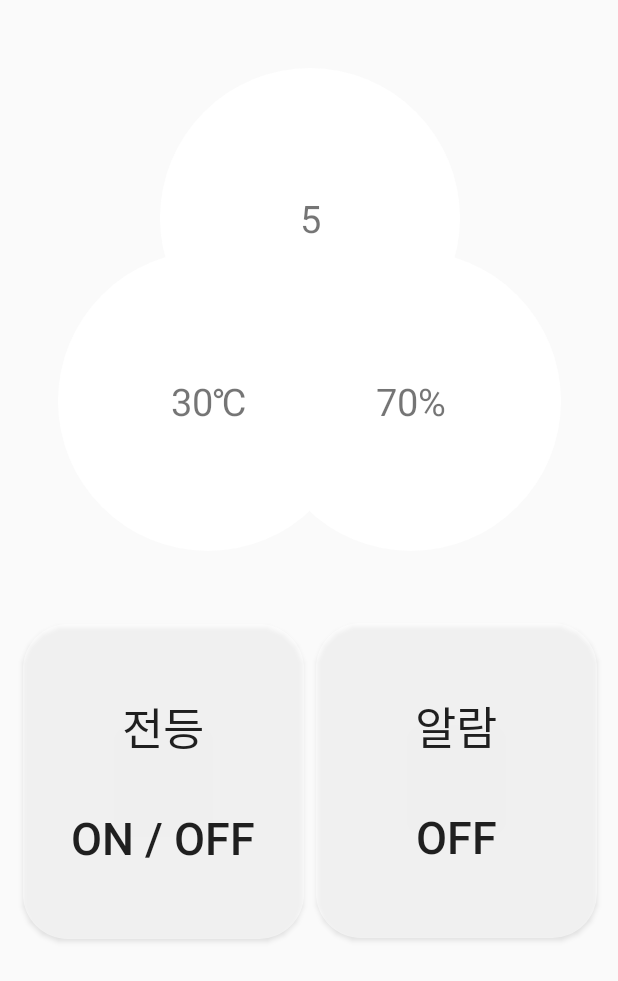
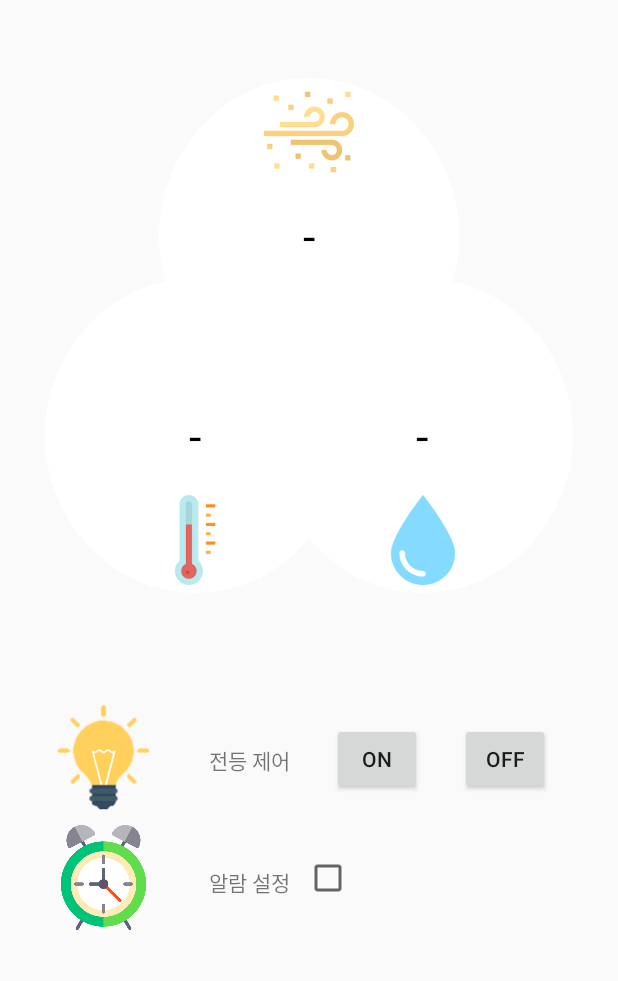
Before and after one commit to psy1064/DJU_OSP, an Android app: the layout fragment_home.xml on its own in the app's theme, with its tools: preview values and no code run, on a phone screen of 412 x 824 dp. Shown: the top 981 px of the screen. Run offline under Robolectric (Android 15) with nearby library versions, the light colour scheme and no system bars.

Commit message:
tcp 양방향 통신 구현 완료

```diff
--- a/Android/app/src/main/java/my/homekeeper/Home.java
+++ b/Android/app/src/main/java/my/homekeeper/Home.java
@@ -3,6 +3,7 @@ package my.homekeeper;
 
 import android.app.AlertDialog;
 import android.content.DialogInterface;
+import android.graphics.Color;
 import android.os.Bundle;
 import android.support.annotation.Nullable;
 import android.support.design.widget.BottomNavigationView;
@@ -12,6 +13,8 @@ import android.view.LayoutInflater;
 import android.view.View;
 import android.view.ViewGroup;
 import android.widget.Button;
+import android.widget.CheckBox;
+import android.widget.CompoundButton;
 import android.widget.TextView;
 import android.widget.Toast;
 
@@ -21,40 +24,71 @@ import java.io.IOException;
 
 public class Home extends Fragment {
     final String TAG = "TAG+HomeFragment";
-    Button lampButton;
-    TextView tempText, humText, dustText;
+    Button alarmButton, turnOnButton, turnOffButton;
+    TextView tempText, humText, dustText, lightBulbText, alarmText;
+    CheckBox checkBox;
+
     @Override
     public View onCreateView(LayoutInflater inflater, ViewGroup container, Bundle savedInstanceState) {
         View view = inflater.inflate(R.layout.fragment_home, container, false);
         Log.d(TAG, "Create Home Fragment onCreateView");
 
-        lampButton = (Button) view.findViewById(R.id.lampButton);
+        lightBulbText = (TextView) view.findViewById(R.id.lightBulbText);
+        alarmText = (TextView) view.findViewById(R.id.alarmText);
         tempText = (TextView) view.findViewById(R.id.tempText);
         humText = (TextView) view.findViewById(R.id.humText);
         dustText = (TextView) view.findViewById(R.id.dustText);
 
-        tempText.setText(((MainActivity)MainActivity.context).sensorData[0] + "℃");
-        humText.setText(((MainActivity)MainActivity.context).sensorData[1] + "%");
-        dustText.setText(((MainActivity)MainActivity.context).sensorData[2] + "㎍/㎥");
+        alarmButton = (Button) view.findViewById(R.id.setAlarmTimeButton);
+        turnOnButton = (Button) view.findViewById(R.id.turnOnButton);
+        turnOffButton = (Button) view.findViewById(R.id.turnOffButton);
 
-        lampButton.setOnClickListener(new View.OnClickListener() {
+        checkBox = (CheckBox) view.findViewById(R.id.checkBox);
+
+        tempText.setText(((MainActivity)MainActivity.context).sensorData[0] + " ℃");
+        humText.setText(((MainActivity)MainActivity.context).sensorData[1] + " %");
+        int dust = Integer.parseInt(((MainActivity)MainActivity.context).sensorData[2]);
+        if(dust >= 0 && dust<=30) dustText.setTextColor(Color.BLUE);
+        else if(dust >= 31 && dust<=80) dustText.setTextColor(Color.GREEN);
+        else if(dust >= 81 && dust<=150) dustText.setTextColor(Color.parseColor("#EFC81E"));
+        else if(dust >= 151) dustText.setTextColor(Color.RED);
+
+        turnOnButton.setOnClickListener(new View.OnClickListener() {
             @Override
             public void onClick(View v) {
                 AlertDialog.Builder builder = new AlertDialog.Builder(getContext());
-                builder.setTitle("전등 ON / OFF");
-                builder.setMessage("전등을 키시겠습니까? 끄시겠습니까?");
-                builder.setPositiveButton("On", new DialogInterface.OnClickListener() {
+                builder.setTitle("전등 ON");
+                builder.setMessage("전등을 키시겠습니까?");
+                builder.setPositiveButton("YES", new DialogInterface.OnClickListener() {
                     @Override
                     public void onClick(DialogInterface dialog, int which) {
-                        try {
-                            ((MainActivity)MainActivity.context).turnOn();
-                        } catch (IOException e) {
-                            e.printStackTrace();
-                        }
-
+                        new Thread() {
+                            public void run() {
+                                try {
+                                    ((MainActivity)MainActivity.context).turnOn();
+                                } catch (IOException e) {
+                                    e.printStackTrace();
+                                }
+                            }
+                        }.start();
                     }
                 });
-                builder.setNegativeButton("Off", new DialogInterface.OnClickListener() {
+                builder.setNegativeButton("NO", new DialogInterface.OnClickListener() {
+                    @Override
+                    public void onClick(DialogInterface dialog, int which) {
+                    }
+                });
+                AlertDialog alertDialog = builder.create();
+                alertDialog.show();
+            }
+        });
+        turnOffButton.setOnClickListener(new View.OnClickListener() {
+            @Override
+            public void onClick(View v) {
+                AlertDialog.Builder builder = new AlertDialog.Builder(getContext());
+                builder.setTitle("전등 ON");
+                builder.setMessage("전등을 끄시겠습니까?");
+                builder.setPositiveButton("YES", new DialogInterface.OnClickListener() {
                     @Override
                     public void onClick(DialogInterface dialog, int which) {
                         try {
@@ -62,13 +96,29 @@ public class Home extends Fragment {
                         } catch (IOException e) {
                             e.printStackTrace();
                         }
+
+                    }
+                });
+                builder.setNegativeButton("NO", new DialogInterface.OnClickListener() {
+                    @Override
+                    public void onClick(DialogInterface dialog, int which) {
                     }
                 });
                 AlertDialog alertDialog = builder.create();
                 alertDialog.show();
             }
         });
-
+        checkBox.setOnCheckedChangeListener(new CompoundButton.OnCheckedChangeListener() {
+            @Override
+            public void onCheckedChanged(CompoundButton buttonView, boolean isChecked) {
+                if(checkBox.isChecked()) {
+                    alarmButton.setVisibility(View.VISIBLE);
+                }
+                else {
+                    alarmButton.setVisibility(View.INVISIBLE);
+                }
+            }
+        });
         return view;
     }
 }
--- a/Android/app/src/main/java/my/homekeeper/MainActivity.java
+++ b/Android/app/src/main/java/my/homekeeper/MainActivity.java
@@ -1,6 +1,7 @@
 package my.homekeeper;
 
 import android.content.Context;
+import android.graphics.Color;
 import android.support.annotation.NonNull;
 import android.support.design.widget.BottomNavigationView;
 import android.support.v4.app.FragmentManager;
@@ -10,15 +11,12 @@ import android.os.Bundle;
 import android.util.Log;
 import android.view.MenuItem;
 import android.widget.Toast;
-import java.io.DataInputStream;
-import java.io.DataOutputStream;
 import java.io.IOException;
 import java.io.InputStream;
-import java.io.ObjectInputStream;
-import java.io.ObjectOutputStream;
 import java.io.OutputStream;
+import java.io.PrintWriter;
+import java.io.StringWriter;
 import java.net.Socket;
-
 
 public class MainActivity extends AppCompatActivity {
     BottomNavigationView bottomNavigationView;
@@ -34,8 +32,9 @@ public class MainActivity extends AppCompatActivity {
     private Socket socket;
     private String ip = "121.153.150.157";
     private int port = 9999;
-    String sensorData[] = {"0","0","0"};
+    String sensorData[] = {"0","0","0","0"};
     public static Context context;
+
     @Override
     protected void onCreate(Bundle savedInstanceState) {
         super.onCreate(savedInstanceState);
@@ -54,28 +53,40 @@ public class MainActivity extends AppCompatActivity {
         new Thread(new Runnable() {
             @Override
             public void run() {
-                byte[] buffer = new byte[1024];
-                int bytes;
-                try {
+                try{
                     socket = new Socket(ip,port);
                     dataInputStream = socket.getInputStream();
                     dataOutputStream = socket.getOutputStream();
                 } catch (IOException e) {
                     e.printStackTrace();
                 }
+                byte[] buffer = new byte[1024];
+                int bytes;
                 Log.d(TAG, "수신 시작");
                 while(true) {
                     try {
+                        Log.d(TAG, "수신 시작");
                         bytes = dataInputStream.read(buffer);
                         Log.d(TAG, "byte = " + bytes);
                         String tmp = new String(buffer, 0, bytes);
                         Log.d(TAG,tmp);
                         sensorData = tmp.split(",");
-                        homeFragment.tempText.setText(sensorData[0] + "℃");
-                        homeFragment.humText.setText(sensorData[1] + "%");
-                        homeFragment.dustText.setText(sensorData[2] + "㎍/㎥");
+
+                        homeFragment.tempText.setText(sensorData[0] + " ℃");
+                        homeFragment.humText.setText(sensorData[1] + " %");
+                        homeFragment.dustText.setText(sensorData[2] + " μg/m³");
+                        int dust = Integer.parseInt(sensorData[2]);
+                        if(dust >= 0 && dust<=30) homeFragment.dustText.setTextColor(Color.BLUE);
+                        else if(dust >= 31 && dust<=80) homeFragment.dustText.setTextColor(Color.GREEN);
+                        else if(dust >= 81 && dust<=150) homeFragment.dustText.setTextColor(Color.parseColor("#EFC81E"));
+                        else if(dust >= 151) homeFragment.dustText.setTextColor(Color.RED);
+                        if(sensorData[3] == "1") {
+
+                        }
                     } catch (IOException e) {
-                        e.printStackTrace();
+                        StringWriter stringWriter = new StringWriter();
+                        e.printStackTrace(new PrintWriter(stringWriter));
+                        Log.d(TAG,stringWriter.toString());
                     }
                 }
             }
@@ -104,24 +115,16 @@ public class MainActivity extends AppCompatActivity {
     protected void onRestart() {
         bottomNavigationView.setSelectedItemId(R.id.navigation_home);
         super.onRestart();
-
         Log.d(TAG, "onRestart");
     } // 어플 다시 로딩 시 처음 fragment로 전환
 
+
     public void turnOn() throws IOException {
-        Toast.makeText(getApplicationContext(), "lampOn", Toast.LENGTH_LONG).show();
-        try {
-            //dataOutputStream.writeObject("ON");
-        } catch (Exception e) {
-            e.printStackTrace();
-        }
+        byte[] inst = "On".getBytes();
+        dataOutputStream.write(inst);
     }
     public void turnOff() throws IOException {
-        Toast.makeText(getApplicationContext(), "lampOff", Toast.LENGTH_LONG).show();
-        try {
-            // dataOutputStream.writeUTF("Off");
-        } catch (Exception e) {
-            e.printStackTrace();
-        }
+        byte[] inst = "Off".getBytes();
+        dataOutputStream.write(inst);
     }
 }
--- a/Android/app/src/main/res/layout/fragment_home.xml
+++ b/Android/app/src/main/res/layout/fragment_home.xml
@@ -3,6 +3,7 @@
     xmlns:tools="http://schemas.android.com/tools"
     android:layout_width="match_parent"
     android:layout_height="match_parent"
+    xmlns:app="http://schemas.android.com/apk/res-auto"
     tools:context=".Home">
 
     <RelativeLayout
@@ -11,86 +12,200 @@
 
         <TextView
             android:id="@+id/dustText"
-            android:layout_width="200dp"
-            android:layout_height="200dp"
-            android:layout_alignParentLeft="true"
-            android:layout_alignParentTop="true"
-            android:layout_alignParentEnd="true"
-            android:layout_alignParentRight="true"
-            android:layout_marginLeft="106dp"
-            android:layout_marginTop="45dp"
-            android:layout_marginEnd="105dp"
-            android:layout_marginRight="105dp"
-            android:background="@drawable/oval"
-            android:gravity="center"
-            android:text="5"
-            android:textSize="25sp" />
-
-        <TextView
-            android:id="@+id/humText"
-            android:layout_width="200dp"
-            android:layout_height="200dp"
-            android:layout_alignParentLeft="true"
-            android:layout_alignParentTop="true"
-            android:layout_alignParentEnd="true"
-            android:layout_alignParentRight="true"
-            android:layout_marginLeft="173dp"
-            android:layout_marginTop="167dp"
-            android:layout_marginEnd="38dp"
-            android:layout_marginRight="38dp"
-            android:background="@drawable/oval"
-            android:gravity="center"
-            android:text="70%"
-            android:textSize="25sp" />
-
-        <TextView
-            android:id="@+id/tempText"
-            android:layout_width="200dp"
-            android:layout_height="200dp"
-            android:layout_alignParentLeft="true"
-            android:layout_alignParentTop="true"
-            android:layout_alignParentEnd="true"
-            android:layout_alignParentRight="true"
-            android:layout_marginLeft="38dp"
-            android:layout_marginTop="167dp"
-            android:layout_marginEnd="173dp"
-            android:layout_marginRight="173dp"
-            android:background="@drawable/oval"
-            android:gravity="center"
-            android:text="30℃"
-            android:textSize="25sp" />
-
-        <Button
-            android:id="@+id/lampButton"
-            android:text="전등\n\non / off"
-            android:textSize="30sp"
-            android:layout_width="187dp"
+            android:layout_width="210dp"
             android:layout_height="210dp"
             android:layout_alignParentStart="true"
             android:layout_alignParentLeft="true"
             android:layout_alignParentTop="true"
             android:layout_alignParentEnd="true"
             android:layout_alignParentRight="true"
-            android:layout_marginStart="15dp"
-            android:layout_marginLeft="15dp"
-            android:layout_marginTop="416dp"
-            android:layout_marginEnd="209dp"
-            android:layout_marginRight="209dp"
-            android:background="@drawable/rect" />
+            android:layout_marginStart="106dp"
+            android:layout_marginLeft="106dp"
+            android:layout_marginTop="52dp"
+            android:layout_marginEnd="106dp"
+            android:layout_marginRight="106dp"
+            android:background="@drawable/oval"
+            android:gravity="center"
+            android:text="-"
+            android:textColor="@android:color/black"
+            android:textSize="30sp" />
 
-        <Button
-            android:id="@+id/alarmButton"
-            android:text="알람\n\noff"
-            android:textSize="30sp"
-            android:layout_width="187dp"
+        <TextView
+            android:id="@+id/tempText"
+            android:layout_width="210dp"
             android:layout_height="210dp"
+            android:layout_alignParentStart="true"
+            android:layout_alignParentLeft="true"
             android:layout_alignParentTop="true"
             android:layout_alignParentEnd="true"
             android:layout_alignParentRight="true"
-            android:layout_marginTop="415dp"
-            android:layout_marginEnd="14dp"
-            android:layout_marginRight="14dp"
-            android:background="@drawable/rect" />
+            android:layout_marginStart="30dp"
+            android:layout_marginLeft="30dp"
+            android:layout_marginTop="185dp"
+            android:layout_marginEnd="181dp"
+            android:layout_marginRight="181dp"
+            android:background="@drawable/oval"
+            android:gravity="center"
+            android:textColor="@android:color/black"
+            android:text="-"
+            android:textSize="30sp" />
+
+
+        <TextView
+            android:id="@+id/humText"
+            android:layout_width="210dp"
+            android:layout_height="210dp"
+            android:layout_alignParentStart="true"
+            android:layout_alignParentLeft="true"
+            android:layout_alignParentTop="true"
+            android:layout_alignParentRight="true"
+            android:layout_marginStart="181dp"
+            android:layout_marginLeft="181dp"
+            android:layout_marginTop="185dp"
+            android:layout_marginEnd="30dp"
+            android:layout_marginRight="30dp"
+            android:background="@drawable/oval"
+            android:textColor="@android:color/black"
+            android:gravity="center"
+            android:text="-"
+            android:textSize="30sp" />
+
+        <ImageView
+            android:id="@+id/dustLogo"
+            android:layout_width="60dp"
+            android:layout_height="60dp"
+            android:layout_alignTop="@+id/dustText"
+            android:layout_alignParentStart="true"
+            android:layout_alignParentLeft="true"
+            android:layout_alignParentEnd="true"
+            android:layout_alignParentRight="true"
+            android:layout_marginStart="175dp"
+            android:layout_marginLeft="175dp"
+            android:layout_marginTop="6dp"
+            android:layout_marginEnd="175dp"
+            android:layout_marginRight="175dp"
+            app:srcCompat="@drawable/dust" />
+
+        <ImageView
+            android:id="@+id/humLogo"
+            android:layout_width="60dp"
+            android:layout_height="60dp"
+            android:layout_alignBottom="@+id/humText"
+            android:layout_alignParentRight="true"
+            android:layout_marginRight="100dp"
+            android:layout_marginEnd="100dp"
+            android:layout_marginBottom="5dp"
+            app:srcCompat="@drawable/hum" />
+
+        <ImageView
+            android:id="@+id/tempLogo"
+            android:layout_width="60dp"
+            android:layout_height="60dp"
+            android:layout_alignBottom="@+id/tempText"
+            android:layout_alignParentStart="true"
+            android:layout_alignParentLeft="true"
+            android:layout_marginStart="100dp"
+            android:layout_marginLeft="100dp"
+            android:layout_marginBottom="5dp"
+            app:srcCompat="@drawable/temperature" />
+
+        <ImageView
+            android:id="@+id/lightBulbLogo"
+            android:layout_width="70dp"
+            android:layout_height="70dp"
+            android:layout_alignTop="@+id/background"
+            android:layout_alignParentStart="true"
+            android:layout_alignParentLeft="true"
+            android:layout_marginStart="34dp"
+            android:layout_marginLeft="34dp"
+            android:layout_marginTop="470dp"
+            app:srcCompat="@drawable/lightbulb" />
+
+        <TextView
+            android:id="@+id/lightBulbText"
+            android:layout_width="wrap_content"
+            android:layout_height="wrap_content"
+            android:layout_alignTop="@+id/background"
+            android:layout_marginStart="35dp"
+            android:layout_marginLeft="35dp"
+            android:layout_marginTop="496dp"
+            android:layout_toEndOf="@+id/lightBulbLogo"
+            android:layout_toRightOf="@+id/lightBulbLogo"
+            android:text="전등 제어" />
+
+        <Button
+            android:id="@+id/turnOnButton"
+            android:layout_width="60dp"
+            android:layout_height="wrap_content"
+            android:layout_alignTop="@+id/background"
+            android:layout_marginStart="28dp"
+            android:layout_marginLeft="28dp"
+            android:layout_marginTop="482dp"
+            android:layout_toEndOf="@+id/lightBulbText"
+            android:layout_toRightOf="@+id/lightBulbText"
+            android:text="ON"
+            android:textAppearance="@style/TextAppearance.AppCompat.Body2" />
+
+        <Button
+            android:id="@+id/turnOffButton"
+            android:layout_width="60dp"
+            android:layout_height="wrap_content"
+            android:layout_alignTop="@+id/background"
+            android:layout_marginStart="25dp"
+            android:layout_marginLeft="25dp"
+            android:layout_marginTop="482dp"
+            android:layout_toEndOf="@+id/turnOnButton"
+            android:layout_toRightOf="@+id/turnOnButton"
+            android:text="OFF"
+            android:textAppearance="@style/TextAppearance.AppCompat.Body2" />
+
+        <ImageView
+            android:id="@+id/alarmLogo"
+            android:layout_width="70dp"
+            android:layout_height="70dp"
+            android:layout_alignTop="@+id/background"
+            android:layout_alignParentStart="true"
+            android:layout_alignParentLeft="true"
+            android:layout_marginStart="34dp"
+            android:layout_marginLeft="34dp"
+            android:layout_marginTop="550dp"
+            app:srcCompat="@drawable/alarm" />
+
+        <TextView
+            android:id="@+id/alarmText"
+            android:layout_width="wrap_content"
+            android:layout_height="wrap_content"
+            android:layout_alignTop="@+id/background"
+            android:layout_marginStart="35dp"
+            android:layout_marginLeft="35dp"
+            android:layout_marginTop="577dp"
+            android:layout_toEndOf="@+id/alarmLogo"
+            android:layout_toRightOf="@+id/alarmLogo"
+            android:text="알람 설정" />
+
+        <CheckBox
+            android:id="@+id/checkBox"
+            android:layout_width="wrap_content"
+            android:layout_height="wrap_content"
+            android:layout_alignTop="@+id/background"
+            android:layout_marginStart="9dp"
+            android:layout_marginLeft="9dp"
+            android:layout_marginTop="569dp"
+            android:layout_toEndOf="@+id/alarmText"
+            android:layout_toRightOf="@+id/alarmText" />
+
+        <Button
+            android:id="@+id/setAlarmTimeButton"
+            android:layout_width="wrap_content"
+            android:layout_height="wrap_content"
+            android:layout_alignTop="@+id/background"
+            android:layout_marginStart="57dp"
+            android:layout_marginLeft="57dp"
+            android:layout_marginTop="564dp"
+            android:layout_toEndOf="@+id/lightBulbText"
+            android:layout_toRightOf="@+id/lightBulbText"
+            android:text="알람 시간 설정"
+            android:visibility="invisible" />
     </RelativeLayout>
 
 
```
Also changed, not shown: Android/app/src/main/res/drawable/alarm.png (added), Android/app/src/main/res/drawable/dust.png (added), Android/app/src/main/res/drawable/hum.png (added), Android/app/src/main/res/drawable/lightbulb.png (added), Android/app/src/main/res/drawable/temperature.png (added).
